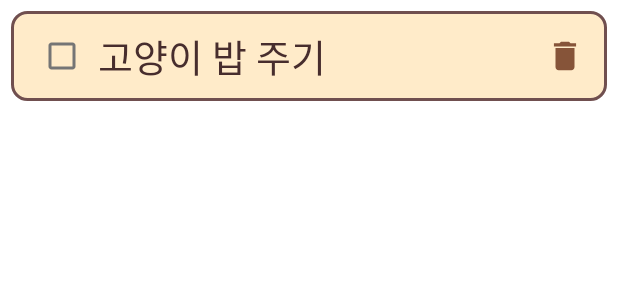
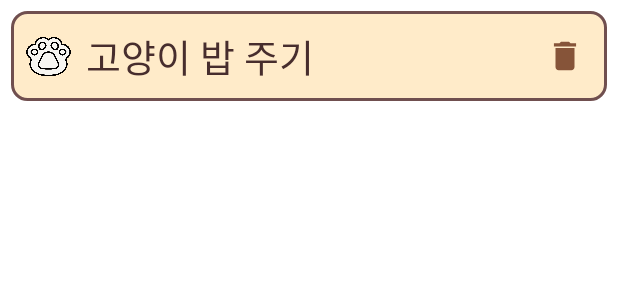
Before and after one commit to j-miiin/CatWork, an Android app: the layout viewholder_item_todo.xml on its own in the app's theme, with its tools: preview values and no code run, on a phone screen of 412 x 824 dp. Shown: the top 300 px of the screen. Run offline under Robolectric (Android 15) with nearby library versions, the phone set to English and light mode, and no system bars.

Commit message:
checkbox selector 변경

```diff
--- /dev/null
+++ b/CatWork/app/src/main/res/drawable/todo_checkbox_selector.xml
@@ -0,0 +1,10 @@
+<?xml version="1.0" encoding="utf-8"?>
+<selector xmlns:android="http://schemas.android.com/apk/res/android">
+
+    <item android:state_checked="false"
+        android:drawable="@drawable/ic_unchecked"/>
+
+    <item android:state_checked="true"
+        android:drawable="@drawable/ic_checked"/>
+
+</selector>
--- a/CatWork/app/src/main/res/layout/viewholder_item_todo.xml
+++ b/CatWork/app/src/main/res/layout/viewholder_item_todo.xml
@@ -9,9 +9,11 @@
 
     <CheckBox
         android:id="@+id/checkBox"
-        android:layout_width="wrap_content"
-        android:layout_height="60dp"
+        android:layout_width="30dp"
+        android:layout_height="30dp"
         android:layout_marginStart="10dp"
+        android:background="@drawable/todo_checkbox_selector"
+        android:button="@null"
         app:layout_constraintBottom_toBottomOf="parent"
         app:layout_constraintEnd_toStartOf="@id/toDoText"
         app:layout_constraintStart_toStartOf="parent"
@@ -21,6 +23,7 @@
         android:id="@+id/toDoText"
         android:layout_width="0dp"
         android:layout_height="60dp"
+        android:layout_marginStart="10dp"
         android:layout_marginEnd="10dp"
         android:gravity="center|left"
         android:textColor="@color/primaryTextColor"
```
Also changed, not shown: CatWork/app/src/main/res/drawable-v24/ic_checked.png (added), CatWork/app/src/main/res/drawable-v24/ic_clicked.png (added), CatWork/app/src/main/res/drawable-v24/ic_unchecked.png (added).
